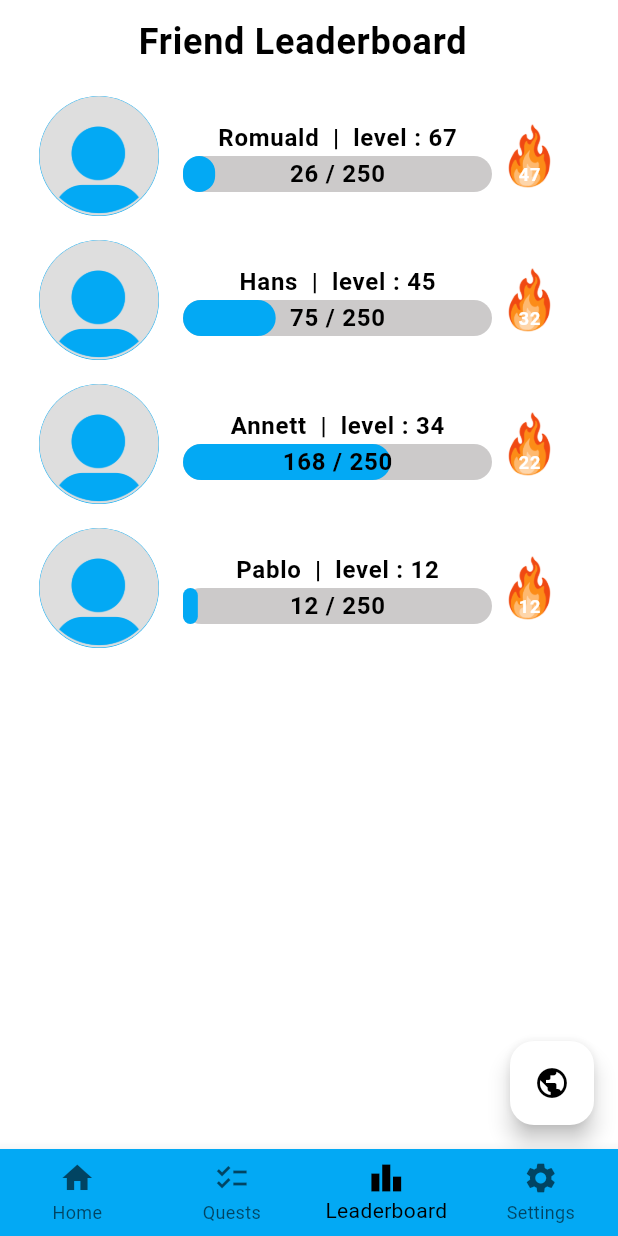
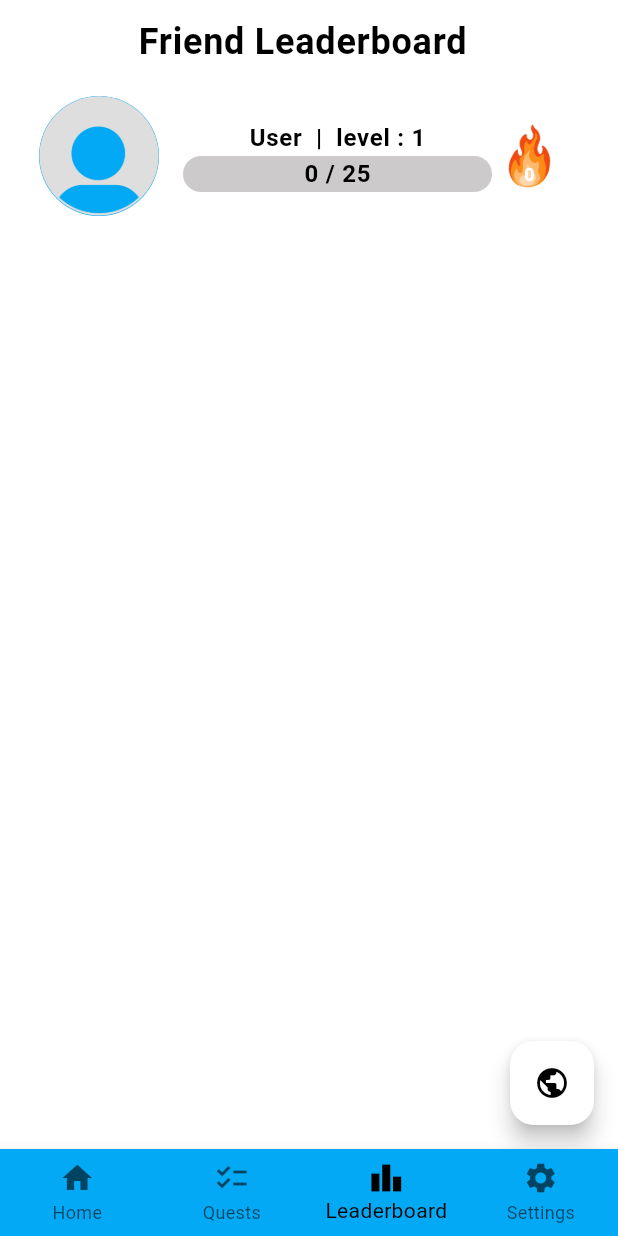
Before and after one commit to klinkl/FunLearn-client, a Flutter app: the screen it shows after launch, item 3 of the bottom bar chosen, on a phone screen of 412 x 824 dp. Run offline on Flutter 3.47's test engine with Material 3 defaults, Android fonts, the light colour scheme and no system bars; our stand-ins replace file_picker, flutter_expandable_fab, shared_preferences, sqflite, sqflite_common_ffi; missing offline and left inert: fsrs; accounts and stored records are empty.

Commit message:
leaderboard and user data now read from database

```diff
--- a/lib/data/UserController.dart
+++ b/lib/data/UserController.dart
@@ -1,4 +1,5 @@
 import 'databaseHelper.dart';
+import 'models/studySession.dart';
 import 'models/user.dart';
 
 class UserController {
@@ -22,4 +23,47 @@ class UserController {
 
     return newUser;
   }
+
+  int calculateStreak(DateTime? lastStudyDate, int oldStreak) {
+    if (lastStudyDate == null) {
+      return 1;
+    }
+    final last = DateTime(
+      lastStudyDate.year,
+      lastStudyDate.month,
+      lastStudyDate.day,
+    );
+    final today = DateTime.now();
+    final current = DateTime(today.year, today.month, today.day);
+
+    final difference = current.difference(last).inDays;
+    if (difference == 1) return oldStreak + 1;
+    if (difference > 1) return 1;
+    return oldStreak;
+  }
+
+  (int, int) calculateLevel(StudySession studySession, User user) {
+    final currentXP = user.totalXP;
+    final newXP = currentXP + studySession.xp;
+    int level = (newXP ~/ 25) + 1;
+    int xpNeeded = 25 * level;
+    return (level, xpNeeded);
+  }
+
+  Future<void> updateUserWithStudySession(StudySession studySession) async {
+    final user = await helper.getUserById(studySession.userId);
+    final (newLevel, xpTowardsNextLevel) = calculateLevel(studySession, user!);
+    await helper.updateUser(
+      User(
+        username: user.username,
+        userId: user.userId,
+        currentStreak: calculateStreak(user.lastStudyDate, user.currentStreak),
+        lastStudyDate: studySession.timeStamp,
+        totalXP: user.totalXP + studySession.xp,
+        totalCardsLearned: user.totalCardsLearned + studySession.cardsLearnt,
+        level: newLevel,
+        xpToNextLevel: xpTowardsNextLevel,
+      ),
+    );
+  }
 }
--- a/lib/data/databaseHelper.dart
+++ b/lib/data/databaseHelper.dart
@@ -75,7 +75,9 @@ class DatabaseHelper {
     totalXP INTEGER NOT NULL DEFAULT 0,
     totalCardsLearned INTEGER NOT NULL DEFAULT 0,
     currentStreak INTEGER NOT NULL DEFAULT 0,
-    lastStudyDate INTEGER
+    lastStudyDate INTEGER,
+    level INTEGER NOT NULL DEFAULT 1,
+    xpToNextLevel INTEGER NOT NULL DEFAULT 25
 );
 ''');
     await db.execute('''
@@ -112,6 +114,15 @@ class DatabaseHelper {
 
     return maps.map((map) => StudySession.fromMap(map)).toList();
   }
+  Future<User?> getUserById(int userId) async{
+    final db = await _instance!.database;
+    final user = await db.query('User', where: 'userId = ?', whereArgs: [userId]);
+    if (user.isNotEmpty) {
+      return User.fromMap(user.first);
+    } else {
+      return null;
+    }
+  }
   Future<List<User>> getAllUsers() async {
     final db = await _instance!.database;
     final maps = await db.query('User');
@@ -130,7 +141,7 @@ class DatabaseHelper {
   Future<int> updateUser(User user) async {
     final db = await _instance!.database;
     return await db.update(
-      'Card',
+      'User',
       user.toMap(),
       where: 'userId = ?',
       whereArgs: [user.userId],
--- a/lib/data/models/user.dart
+++ b/lib/data/models/user.dart
@@ -5,6 +5,8 @@ class User {
   int totalCardsLearned;
   int currentStreak;
   DateTime? lastStudyDate;
+  int level;
+  int xpToNextLevel;
 
   User({
     this.username = "User",
@@ -13,6 +15,8 @@ class User {
     this.totalCardsLearned = 0,
     this.currentStreak = 0,
     this.lastStudyDate,
+    this.level = 1,
+    this.xpToNextLevel = 25,
   });
 
   Map<String, dynamic> toMap() {
@@ -23,6 +27,8 @@ class User {
       'totalCardsLearned': totalCardsLearned,
       'currentStreak': currentStreak,
       'lastStudyDate': lastStudyDate?.millisecondsSinceEpoch,
+      'level' : level,
+      'xpToNextLevel': xpToNextLevel,
     };
   }
 
@@ -33,10 +39,14 @@ class User {
       totalXP: map['totalXP'],
       totalCardsLearned: map['totalCardsLearned'],
       currentStreak: map['currentStreak'],
-      lastStudyDate: DateTime.fromMillisecondsSinceEpoch(
-        map['lastStudyDate'] ?? DateTime.now().millisecondsSinceEpoch,
-        isUtc: true,
-      ),
+      level: map['level'],
+      xpToNextLevel: map['xpToNextLevel'],
+      lastStudyDate: map['lastStudyDate'] != null
+          ? DateTime.fromMillisecondsSinceEpoch(
+              map['lastStudyDate'],
+              isUtc: true,
+            )
+          : null,
     );
   }
 }
--- a/lib/data/studySessionController.dart
+++ b/lib/data/studySessionController.dart
@@ -1,4 +1,5 @@
 import 'package:fsrs/fsrs.dart';
+import 'package:funlearn_client/data/UserController.dart';
 
 import 'databaseHelper.dart';
 import 'models/studySession.dart';
@@ -6,13 +7,14 @@ import 'models/studySession.dart';
 class StudySessionController {
   final DatabaseHelper helper;
   late final int userId;
-
+  late final UserController userController;
   StudySessionController(this.helper);
 
   Future<void> init() async {
     final users = await helper.getAllUsers();
     if (users.isEmpty) throw Exception('No users found');
     userId = users.first.userId!;
+    userController = UserController(helper);
   }
 
   int xpFromRating(Rating rating) {
@@ -51,5 +53,6 @@ class StudySessionController {
       timeStamp: DateTime.now().toUtc(),
     );
     await helper.insertStudySession(session);
+    await userController.updateUserWithStudySession(session);
   }
 }
--- a/lib/main.dart
+++ b/lib/main.dart
@@ -18,7 +18,7 @@ void main() async {
 void initUser() async{
   databaseFactory = databaseFactoryFfi;
   final dbHelper = DatabaseHelper(dbPath: 'database.db');
-  //dbHelper.resetDatabase();
+  dbHelper.resetDatabase();
   final userController = UserController(dbHelper);
   userController.getOrCreateUser(dbHelper);
 }
--- a/lib/screens/cards_list_view.dart
+++ b/lib/screens/cards_list_view.dart
@@ -1,5 +1,6 @@
 import 'package:flutter/foundation.dart';
 import 'package:flutter/material.dart';
+import '../data/models/user.dart';
 import '../theme/customColors.dart';
 import './card_creation_view.dart';
 import '../widgets/user_info.dart';
@@ -36,6 +37,7 @@ class _CardsListViewState extends State<CardsListView> {
   void _onItemTapped(int index) => setState(() => _selectedIndex = index);
   final dbHelper = DatabaseHelper(dbPath: 'database.db');
   List<Deck> decks = [];
+  User user = User();
   late final ApkgImportService importService = ApkgImportService(
     source: FilePickerApkgSource(),
     extractor: ApkgExtractor(),
@@ -57,8 +59,16 @@ class _CardsListViewState extends State<CardsListView> {
     databaseFactory = databaseFactoryFfi;
     //dbHelper.resetDatabase();
     _loadDecks();
+    _loadUser();
   }
-
+  Future<void> _loadUser() async{
+    final users = await dbHelper.getAllUsers();
+    setState(() {
+      if (users.isNotEmpty) {
+        user = users.first;
+      }
+    });
+  }
   Future<void> _loadDecks() async {
     final fetchedDecks = await dbHelper.getDecks();
     if (kDebugMode) {
@@ -88,13 +98,13 @@ class _CardsListViewState extends State<CardsListView> {
               children: [
               const SizedBox(height: 32),
 
-          const Userinfo(
+          Userinfo(
             profilPicture: 'assets/images/default_pfp.png',
-            userName: 'Eliott',
-            exp: 125,
-            expNextLevel: 250,
-            level: 12,
-            streak: 7,
+            userName: user.username,
+            exp: user.totalXP,
+            expNextLevel: user.xpToNextLevel,
+            level: user.level,
+            streak: user.currentStreak,
           ),
           const SizedBox(height: 24),
           Expanded(
@@ -110,13 +120,14 @@ class _CardsListViewState extends State<CardsListView> {
                 ),
                 itemBuilder: (context, index) {
                   return Card(child: _SampleCard(cardName: decks[index].name,
-                      onTap: () {
-                        Navigator.push(
+                      onTap: () async {
+                        await Navigator.push(
                           context,
                           MaterialPageRoute(
                               builder: (_) => LearningView(deck: decks[index])
                           ),
                         );
+                        await _loadUser();
                       },
                   ),
                   );
--- a/lib/screens/leaderboard_view.dart
+++ b/lib/screens/leaderboard_view.dart
@@ -1,4 +1,6 @@
 import 'package:flutter/material.dart';
+import '../data/databaseHelper.dart';
+import '../data/models/user.dart';
 import '../theme/customColors.dart';
 import '../widgets/user_info.dart';
 
@@ -18,6 +20,23 @@ class LeaderboardView extends StatefulWidget {
 
 class _LeaderBoardState extends State<LeaderboardView> {
   bool _world = false;
+  List<User> _users = [];
+  bool _loading = true;
+  final DatabaseHelper dbHelper = DatabaseHelper(dbPath: 'database.db');
+
+  @override
+  void initState() {
+    super.initState();
+    _loadUsers();
+  }
+  Future<void> _loadUsers() async {
+    final users = await dbHelper.getAllUsers();
+    users.sort((a, b) => b.totalXP.compareTo(a.totalXP));
+    setState(() {
+      _users = users;
+      _loading = false;
+    });
+  }
 
   void _onButtonTap() {
     setState(() {
@@ -29,7 +48,11 @@ class _LeaderBoardState extends State<LeaderboardView> {
   Widget build(BuildContext context) {
     final cs = Theme.of(context).colorScheme;
     final customColors = Theme.of(context).extension<CustomColors>()!;
-
+    if (_loading) {
+      return Scaffold(
+        body: Center(child: CircularProgressIndicator()),
+      );
+    }
     return Scaffold(
       body: Center(
         child: ListView(
@@ -50,46 +73,18 @@ class _LeaderBoardState extends State<LeaderboardView> {
                   style: TextStyle(fontSize: 24, fontWeight: FontWeight.bold),
                 ),
               ),
-            ListTile(
-              title: Userinfo(
-                profilPicture: 'assets/images/default_pfp.png',
-                userName: 'Romuald',
-                exp: 26,
-                expNextLevel: 250,
-                level: 67,
-                streak: 47,
-              ),
-            ),
-            ListTile(
-              title: Userinfo(
-                profilPicture: 'assets/images/default_pfp.png',
-                userName: 'Hans',
-                exp: 75,
-                expNextLevel: 250,
-                level: 45,
-                streak: 32,
-              ),
-            ),
-            ListTile(
-              title: Userinfo(
-                profilPicture: 'assets/images/default_pfp.png',
-                userName: 'Annett',
-                exp: 168,
-                expNextLevel: 250,
-                level: 34,
-                streak: 22,
-              ),
-            ),
-            ListTile(
-              title: Userinfo(
-                profilPicture: 'assets/images/default_pfp.png',
-                userName: 'Pablo',
-                exp: 12,
-                expNextLevel: 250,
-                level: 12,
-                streak: 12,
-              ),
-            ),
+            ..._users.map((user) {
+              return ListTile(
+                title: Userinfo(
+                  profilPicture: 'assets/images/default_pfp.png',
+                  userName: user.username,
+                  exp: user.totalXP,
+                  expNextLevel: user.xpToNextLevel,
+                  level: user.level,
+                  streak: user.currentStreak,
+                ),
+              );
+            }),
           ],
         ),
       ),
```
